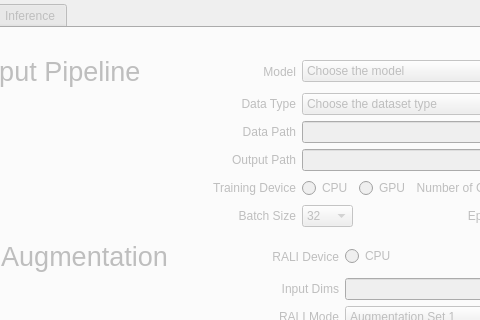
This is scripts/inference_control.ui in kiritigowda/MIVisionX-Neural-Net-Workflow as Qt 5 draws it before an edit; both pictures show x 83 to 563 and y 95 to 415 of the 948 by 732 pixel window. The edited form follows.
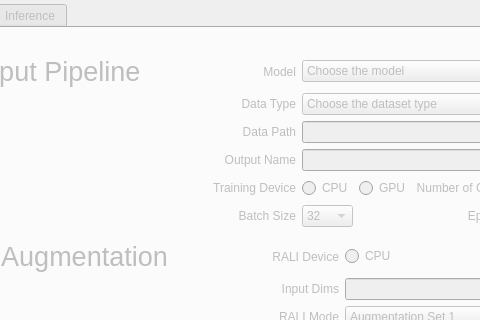
This is the edited form. Icons and pictures are not drawn.

What changed in the file:
```diff
--- a/scripts/inference_control.ui
+++ b/scripts/inference_control.ui
@@ -304,7 +304,7 @@
               </size>
              </property>
              <property name="text">
-              <string>Output Path</string>
+              <string>Output Name</string>
              </property>
              <property name="alignment">
               <set>Qt::AlignRight|Qt::AlignTrailing|Qt::AlignVCenter</set>
```
Left out of the diff: 2 changed lines with no effect on the pictures.
